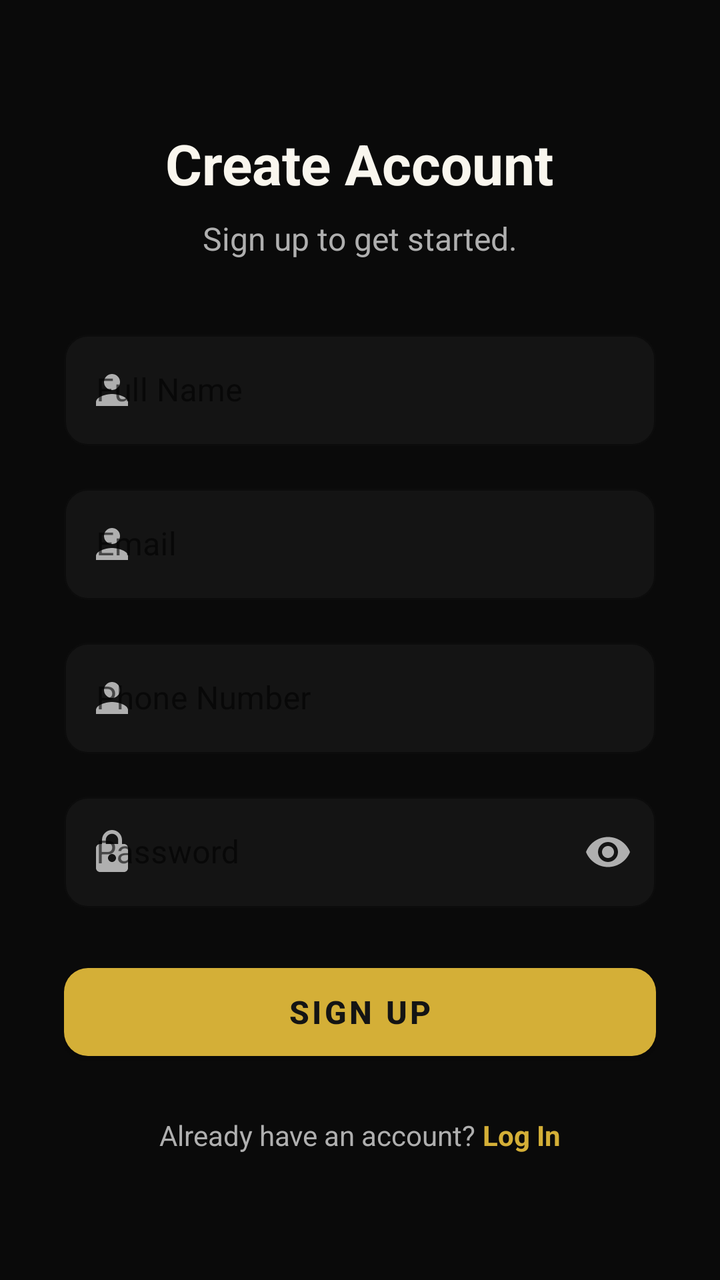
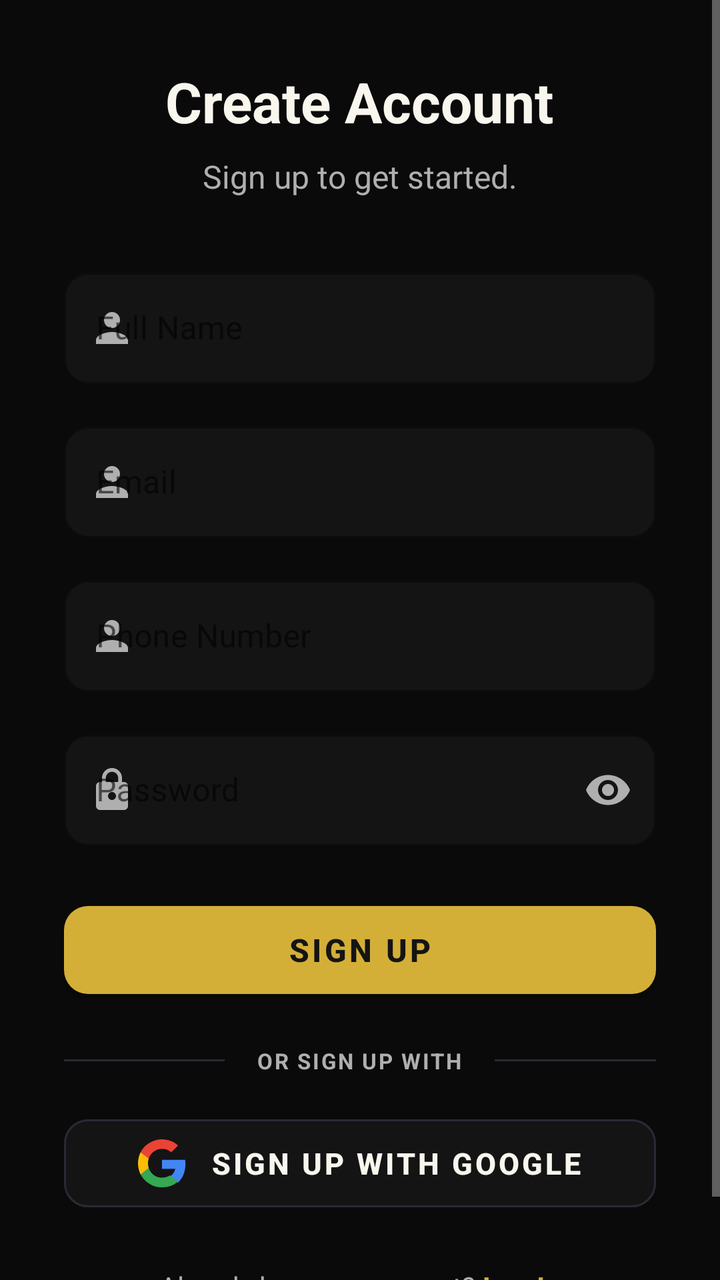

Compare the two renders of this Android layout. The source of the first and the diff that turns it into the second are given below.
<!-- AndroidManifest.xml: application theme Theme.LensMatch -->
<!-- res/layout/activity_signup.xml -->
<?xml version="1.0" encoding="utf-8"?>
<ScrollView xmlns:android="http://schemas.android.com/apk/res/android"
    xmlns:app="http://schemas.android.com/apk/res-auto"
    android:layout_width="match_parent"
    android:layout_height="match_parent"
    android:background="@color/bgPrimary"
    android:fillViewport="true">

    <LinearLayout
        android:layout_width="match_parent"
        android:layout_height="wrap_content"
        android:gravity="center"
        android:orientation="vertical"
        android:padding="32dp">

        <TextView
            android:layout_width="wrap_content"
            android:layout_height="wrap_content"
            android:text="Create Account"
            android:textColor="@color/textPrimary"
            android:textSize="28sp"
            android:textStyle="bold" />

        <TextView
            android:layout_width="wrap_content"
            android:layout_height="wrap_content"
            android:layout_marginTop="8dp"
            android:text="Sign up to get started."
            android:textColor="@color/textSecondary"
            android:textSize="16sp" />

        
        <com.google.android.material.textfield.TextInputLayout
            style="@style/Widget.MaterialComponents.TextInputLayout.OutlinedBox"
            android:layout_width="match_parent"
            android:layout_height="wrap_content"
            android:layout_marginTop="32dp"
            android:hint="Full Name"
            app:boxBackgroundColor="@color/bgCard"
            app:boxCornerRadiusBottomEnd="12dp"
            app:boxCornerRadiusBottomStart="12dp"
            app:boxCornerRadiusTopEnd="12dp"
            app:boxCornerRadiusTopStart="12dp"
            app:boxStrokeColor="@color/borderCard"
            app:hintTextColor="@color/textSecondary"
            app:startIconDrawable="@drawable/ic_user"
            app:startIconTint="@color/textSecondary">

            <com.google.android.material.textfield.TextInputEditText
                android:id="@+id/et_signup_name"
                android:layout_width="match_parent"
                android:layout_height="wrap_content"
                android:inputType="textPersonName"
                android:textColor="@color/textPrimary" />
        </com.google.android.material.textfield.TextInputLayout>

        
        <com.google.android.material.textfield.TextInputLayout
            style="@style/Widget.MaterialComponents.TextInputLayout.OutlinedBox"
            android:layout_width="match_parent"
            android:layout_height="wrap_content"
            android:layout_marginTop="16dp"
            android:hint="Email"
            app:boxBackgroundColor="@color/bgCard"
            app:boxCornerRadiusBottomEnd="12dp"
            app:boxCornerRadiusBottomStart="12dp"
            app:boxCornerRadiusTopEnd="12dp"
            app:boxCornerRadiusTopStart="12dp"
            app:boxStrokeColor="@color/borderCard"
            app:hintTextColor="@color/textSecondary"
            app:startIconDrawable="@drawable/ic_user"
            app:startIconTint="@color/textSecondary">

            <com.google.android.material.textfield.TextInputEditText
                android:id="@+id/et_signup_email"
                android:layout_width="match_parent"
                android:layout_height="wrap_content"
                android:inputType="textEmailAddress"
                android:textColor="@color/textPrimary" />
        </com.google.android.material.textfield.TextInputLayout>

        
        <com.google.android.material.textfield.TextInputLayout
            style="@style/Widget.MaterialComponents.TextInputLayout.OutlinedBox"
            android:layout_width="match_parent"
            android:layout_height="wrap_content"
            android:layout_marginTop="16dp"
            android:hint="Phone Number"
            app:boxBackgroundColor="@color/bgCard"
            app:boxCornerRadiusBottomEnd="12dp"
            app:boxCornerRadiusBottomStart="12dp"
            app:boxCornerRadiusTopEnd="12dp"
            app:boxCornerRadiusTopStart="12dp"
            app:boxStrokeColor="@color/borderCard"
            app:hintTextColor="@color/textSecondary"
            app:startIconDrawable="@drawable/ic_user"
            app:startIconTint="@color/textSecondary">

            <com.google.android.material.textfield.TextInputEditText
                android:id="@+id/et_signup_phone"
                android:layout_width="match_parent"
                android:layout_height="wrap_content"
                android:inputType="phone"
                android:textColor="@color/textPrimary" />
        </com.google.android.material.textfield.TextInputLayout>

        
        <com.google.android.material.textfield.TextInputLayout
            style="@style/Widget.MaterialComponents.TextInputLayout.OutlinedBox"
            android:layout_width="match_parent"
            android:layout_height="wrap_content"
            android:layout_marginTop="16dp"
            android:hint="Password"
            app:boxBackgroundColor="@color/bgCard"
            app:boxCornerRadiusBottomEnd="12dp"
            app:boxCornerRadiusBottomStart="12dp"
            app:boxCornerRadiusTopEnd="12dp"
            app:boxCornerRadiusTopStart="12dp"
            app:boxStrokeColor="@color/borderCard"
            app:hintTextColor="@color/textSecondary"
            app:passwordToggleEnabled="true"
            app:passwordToggleTint="@color/textSecondary"
            app:startIconDrawable="@drawable/ic_lock"
            app:startIconTint="@color/textSecondary">

            <com.google.android.material.textfield.TextInputEditText
                android:id="@+id/et_signup_password"
                android:layout_width="match_parent"
                android:layout_height="wrap_content"
                android:inputType="textPassword"
                android:textColor="@color/textPrimary" />
        </com.google.android.material.textfield.TextInputLayout>

        
        <com.google.android.material.button.MaterialButton
            android:id="@+id/btn_signup"
            android:layout_width="match_parent"
            android:layout_height="56dp"
            android:layout_marginTop="24dp"
            android:text="Sign Up"
            android:textColor="@color/bgCard"
            android:textSize="16sp"
            android:textStyle="bold"
            app:backgroundTint="@color/accentGold"
            app:cornerRadius="12dp" />

        
        <LinearLayout
            android:layout_width="wrap_content"
            android:layout_height="wrap_content"
            android:layout_marginTop="24dp"
            android:orientation="horizontal">

            <TextView
                android:layout_width="wrap_content"
                android:layout_height="wrap_content"
                android:text="Already have an account? "
                android:textColor="@color/textSecondary" />

            <TextView
                android:id="@+id/btn_goto_login"
                android:layout_width="wrap_content"
                android:layout_height="wrap_content"
                android:text="Log In"
                android:textColor="@color/accentGold"
                android:textStyle="bold" />
        </LinearLayout>

    </LinearLayout>
</ScrollView>
<!-- resources referenced by this layout -->
<resources>
  <color name="accentGold">#D4AF37</color>
  <color name="bgCard">#141414</color>
  <color name="bgPrimary">#0A0A0A</color>
  <color name="borderCard">#2A2A35</color>
  <color name="textPrimary">#F9F6EE</color>
  <color name="textSecondary">#AFAFAF</color>
  <!-- drawable ic_lock (drawable) -->
  <vector xmlns:android="http://schemas.android.com/apk/res/android"
      android:width="24dp"
      android:height="24dp"
      android:viewportWidth="24"
      android:viewportHeight="24">
    <path
        android:fillColor="#FFFFFFFF"
        android:pathData="M18,8h-1V6c0,-2.76 -2.24,-5 -5,-5S7,3.24 7,6v2H6c-1.1,0 -2,0.9 -2,2v10c0,1.1 0.9,2 2,2h12c1.1,0 2,-0.9 2,-2V10c0,-1.1 -0.9,-2 -2,-2zm-6,9c-1.1,0 -2,-0.9 -2,-2s0.9,-2 2,-2 2,0.9 2,2 -0.9,2 -2,2zm3.1,-9H8.9V6c0,-1.71 1.39,-3.1 3.1,-3.1 1.71,0 3.1,1.39 3.1,3.1v2z"/>
  </vector>
  <!-- drawable ic_user (drawable) -->
  <vector xmlns:android="http://schemas.android.com/apk/res/android"
      android:width="24dp"
      android:height="24dp"
      android:viewportWidth="24"
      android:viewportHeight="24">
    <path
        android:fillColor="#FFFFFFFF"
        android:pathData="M12,12c2.21,0 4,-1.79 4,-4s-1.79,-4 -4,-4 -4,1.79 -4,4 1.79,4 4,4zm0,2c-2.67,0 -8,1.34 -8,4v2h16v-2c0,-2.66 -5.33,-4 -8,-4z"/>
  </vector>
  <style name="Theme.LensMatch" parent="Theme.MaterialComponents.DayNight.NoActionBar">
          <item name="colorPrimary">@color/accentGold</item>
          <item name="colorPrimaryVariant">@color/accentGold</item>
          <item name="colorOnPrimary">@color/bgCard</item>
          <item name="colorSecondary">@color/accentGold</item>
          <item name="colorSecondaryVariant">@color/accentGold</item>
          <item name="colorOnSecondary">@color/bgCard</item>
          <item name="android:statusBarColor">@color/bgPrimary</item>
          <item name="android:windowBackground">@color/bgPrimary</item>
          <item name="android:textColorPrimary">@color/textPrimary</item>
          <item name="android:textColorSecondary">@color/textSecondary</item>
          <item name="bottomNavigationStyle">@style/Widget.LensMatch.BottomNavigationView</item>
      </style>
  <style name="Widget.LensMatch.BottomNavigationView" parent="Widget.MaterialComponents.BottomNavigationView">
          <item name="backgroundTint">@color/bgCard</item>
          <item name="itemIconTint">@color/bottom_nav_color</item>
          <item name="itemTextColor">@color/bottom_nav_color</item>
          <item name="elevation">8dp</item>
      </style>
</resources>

<!-- the commit's change to res/layout/activity_signup.xml (unified diff, before → after) -->
@@ -146,6 +146,57 @@
 
         
         <LinearLayout
+            android:layout_width="match_parent"
+            android:layout_height="wrap_content"
+            android:layout_marginTop="20dp"
+            android:gravity="center"
+            android:orientation="horizontal">
+
+            <View
+                android:layout_width="0dp"
+                android:layout_height="1dp"
+                android:layout_weight="1"
+                android:background="@color/borderCard" />
+
+            <TextView
+                android:layout_width="wrap_content"
+                android:layout_height="wrap_content"
+                android:paddingHorizontal="16dp"
+                android:text="OR SIGN UP WITH"
+                android:textColor="@color/textSecondary"
+                android:textSize="11sp"
+                android:letterSpacing="0.08"
+                android:textStyle="bold" />
+
+            <View
+                android:layout_width="0dp"
+                android:layout_height="1dp"
+                android:layout_weight="1"
+                android:background="@color/borderCard" />
+        </LinearLayout>
+
+        
+        <com.google.android.material.button.MaterialButton
+            android:id="@+id/btn_google_signup"
+            style="@style/Widget.MaterialComponents.Button.OutlinedButton"
+            android:layout_width="match_parent"
+            android:layout_height="56dp"
+            android:layout_marginTop="16dp"
+            android:text="Sign up with Google"
+            android:textColor="@color/textPrimary"
+            android:textSize="15sp"
+            android:textStyle="bold"
+            app:backgroundTint="@color/bgCard"
+            app:cornerRadius="12dp"
+            app:icon="@drawable/ic_google"
+            app:iconGravity="textStart"
+            app:iconPadding="12dp"
+            app:iconTint="@null"
+            app:strokeColor="@color/borderCard"
+            app:strokeWidth="1dp" />
+
+        
+        <LinearLayout
             android:layout_width="wrap_content"
             android:layout_height="wrap_content"
             android:layout_marginTop="24dp"
<!-- resource entries referenced after the edit -->
@@ -6,6 +6,25 @@
   <color name="borderCard">#2A2A35</color>
   <color name="textPrimary">#F9F6EE</color>
   <color name="textSecondary">#AFAFAF</color>
+  <!-- drawable ic_google (drawable) -->
+  <vector xmlns:android="http://schemas.android.com/apk/res/android"
+      android:width="24dp"
+      android:height="24dp"
+      android:viewportWidth="24"
+      android:viewportHeight="24">
+      <path
+          android:fillColor="#4285F4"
+          android:pathData="M23.745,12.27c0,-0.71 -0.064,-1.39 -0.182,-2.045H12v4.527h6.6c-0.284,1.527 -1.145,2.827 -2.445,3.691v3.064h3.945C22.409,19.382 23.745,16.073 23.745,12.27z" />
+      <path
+          android:fillColor="#34A853"
+          android:pathData="M12,24c3.245,0 5.973,-1.073 7.964,-2.918l-3.945,-3.064c-1.091,0.736 -2.491,1.173 -4.018,1.173 -3.091,0 -5.718,-2.082 -6.655,-4.882H1.273v3.164C3.255,21.3 7.345,24 12,24z" />
+      <path
+          android:fillColor="#FBBC05"
+          android:pathData="M5.345,14.291c-0.245,-0.736 -0.382,-1.518 -0.382,-2.327s0.136,-1.591 0.382,-2.327V6.473H1.273C0.464,8.082 0,9.982 0,12s0.464,3.918 1.273,5.527l4.073,-3.236H5.345z" />
+      <path
+          android:fillColor="#EA4335"
+          android:pathData="M12,4.745c1.764,0 3.355,0.609 4.6,1.791l3.436,-3.436C17.964,1.145 15.245,0 12,0 7.345,0 3.255,2.7 1.273,6.473l4.073,3.164c0.936,-2.8 3.564,-4.891 6.655,-4.891z" />
+  </vector>
   <!-- drawable ic_lock (drawable) -->
   <vector xmlns:android="http://schemas.android.com/apk/res/android"
       android:width="24dp"
